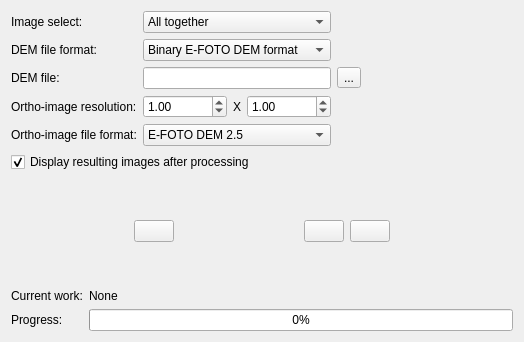
e-foto/e-foto, file branches/SandBox/trunk_Matching/qt/interface/OrthoForm.ui: the form before one commit.
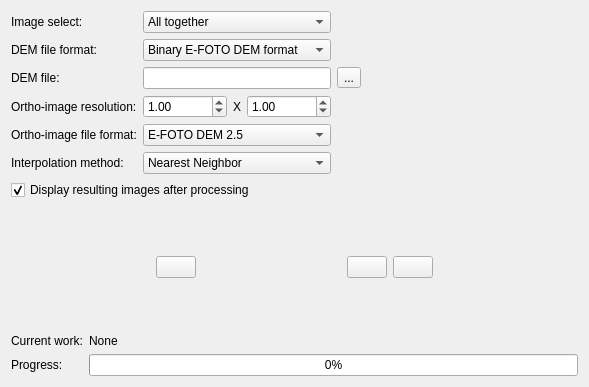
The form after the commit. Icons and pictures are not drawn.

```diff
--- a/branches/SandBox/trunk_Matching/qt/interface/OrthoForm.ui
+++ b/branches/SandBox/trunk_Matching/qt/interface/OrthoForm.ui
@@ -6,8 +6,8 @@
    <rect>
     <x>0</x>
     <y>0</y>
-    <width>524</width>
-    <height>342</height>
+    <width>589</width>
+    <height>387</height>
    </rect>
   </property>
   <property name="windowTitle">
@@ -25,7 +25,7 @@
          </property>
         </widget>
        </item>
-       <item row="0" column="1" colspan="3">
+       <item row="0" column="1">
         <widget class="QComboBox" name="comboBox">
          <item>
           <property name="text">
@@ -39,7 +39,7 @@
          </item>
         </widget>
        </item>
-       <item row="0" column="4">
+       <item row="0" column="2">
         <spacer name="horizontalSpacer">
          <property name="orientation">
           <enum>Qt::Horizontal</enum>
@@ -59,7 +59,7 @@
          </property>
         </widget>
        </item>
-       <item row="1" column="1" colspan="3">
+       <item row="1" column="1">
         <widget class="QComboBox" name="comboBox2">
          <property name="currentIndex">
           <number>0</number>
@@ -76,7 +76,7 @@
          </item>
         </widget>
        </item>
-       <item row="1" column="4">
+       <item row="1" column="2">
         <spacer name="horizontalSpacer_2">
          <property name="orientation">
           <enum>Qt::Horizontal</enum>
@@ -96,14 +96,14 @@
          </property>
         </widget>
        </item>
-       <item row="2" column="1" colspan="3">
+       <item row="2" column="1">
         <widget class="QLineEdit" name="lineEdit">
          <property name="readOnly">
           <bool>true</bool>
          </property>
         </widget>
        </item>
-       <item row="2" column="4">
+       <item row="2" column="2">
         <widget class="QToolButton" name="loadDemButton">
          <property name="toolTip">
           <string>Load DEM</string>
@@ -113,7 +113,7 @@
          </property>
         </widget>
        </item>
-       <item row="2" column="5">
+       <item row="2" column="3">
         <spacer name="horizontalSpacer_3">
          <property name="orientation">
           <enum>Qt::Horizontal</enum>
@@ -134,6 +134,8 @@
         </widget>
        </item>
        <item row="3" column="1">
+        <layout class="QHBoxLayout" name="horizontalLayout">
+         <item>
         <widget class="QDoubleSpinBox" name="doubleSpinBox1">
          <property name="minimum">
           <double>0.010000000000000</double>
@@ -146,7 +148,7 @@
          </property>
         </widget>
        </item>
-       <item row="3" column="2">
+         <item>
         <widget class="QLabel" name="label_5">
          <property name="text">
           <string>X</string>
@@ -156,7 +158,7 @@
          </property>
         </widget>
        </item>
-       <item row="3" column="3">
+         <item>
         <widget class="QDoubleSpinBox" name="doubleSpinBox2">
          <property name="minimum">
           <double>0.010000000000000</double>
@@ -169,7 +171,9 @@
          </property>
         </widget>
        </item>
-       <item row="3" column="4">
+        </layout>
+       </item>
+       <item row="3" column="2">
         <spacer name="horizontalSpacer_7">
          <property name="orientation">
           <enum>Qt::Horizontal</enum>
@@ -189,7 +193,7 @@
          </property>
         </widget>
        </item>
-       <item row="4" column="1" colspan="3">
+       <item row="4" column="1">
         <widget class="QComboBox" name="comboBox3">
          <item>
           <property name="text">
@@ -198,6 +202,63 @@
          </item>
         </widget>
        </item>
+       <item row="4" column="2">
+        <spacer name="horizontalSpacer_8">
+         <property name="orientation">
+          <enum>Qt::Horizontal</enum>
+         </property>
+         <property name="sizeHint" stdset="0">
+          <size>
+           <width>40</width>
+           <height>20</height>
+          </size>
+         </property>
+        </spacer>
+       </item>
+       <item row="5" column="0">
+        <widget class="QLabel" name="label_8">
+         <property name="text">
+          <string>Interpolation method:</string>
+         </property>
+        </widget>
+       </item>
+       <item row="5" column="1">
+        <widget class="QComboBox" name="comboBox4">
+         <item>
+          <property name="text">
+           <string>Nearest Neighbor</string>
+          </property>
+         </item>
+         <item>
+          <property name="text">
+           <string>Bilinear</string>
+          </property>
+         </item>
+         <item>
+          <property name="text">
+           <string>Bicubic</string>
+          </property>
+         </item>
+         <item>
+          <property name="text">
+           <string>Lagrange</string>
+          </property>
+         </item>
+        </widget>
+       </item>
+       <item row="5" column="2">
+        <spacer name="horizontalSpacer_9">
+         <property name="orientation">
+          <enum>Qt::Horizontal</enum>
+         </property>
+         <property name="sizeHint" stdset="0">
+          <size>
+           <width>40</width>
+           <height>20</height>
+          </size>
+         </property>
+        </spacer>
+       </item>
       </layout>
      </item>
      <item row="1" column="0">
```
Lines whose indentation alone changed are shown as unchanged.
